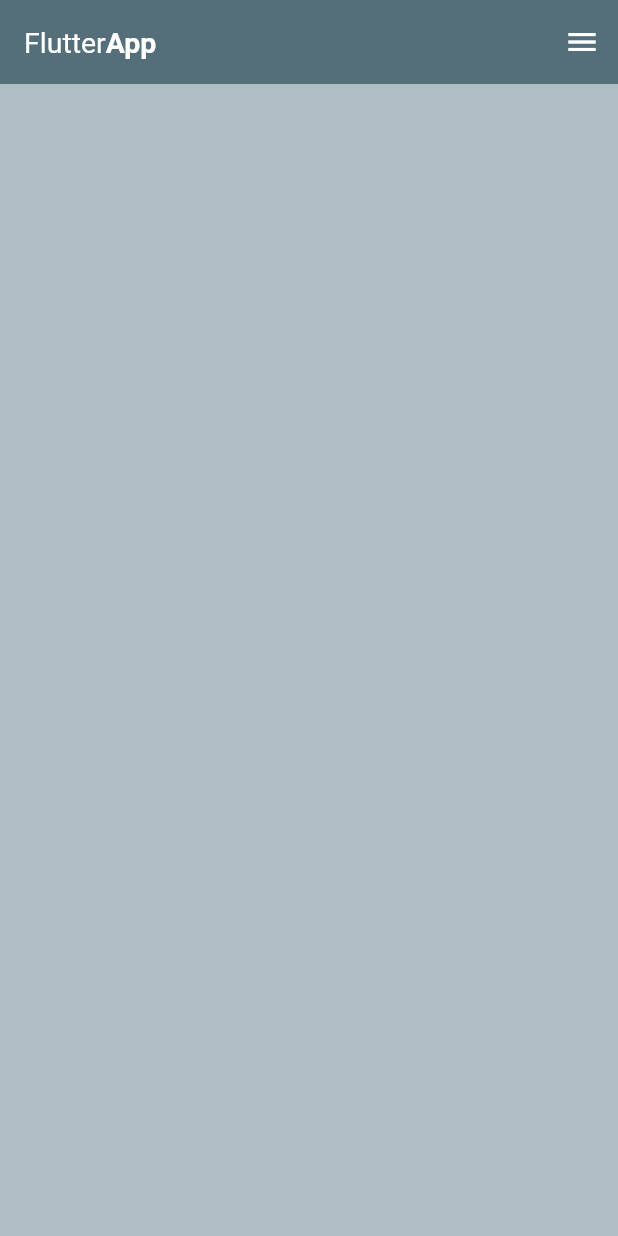
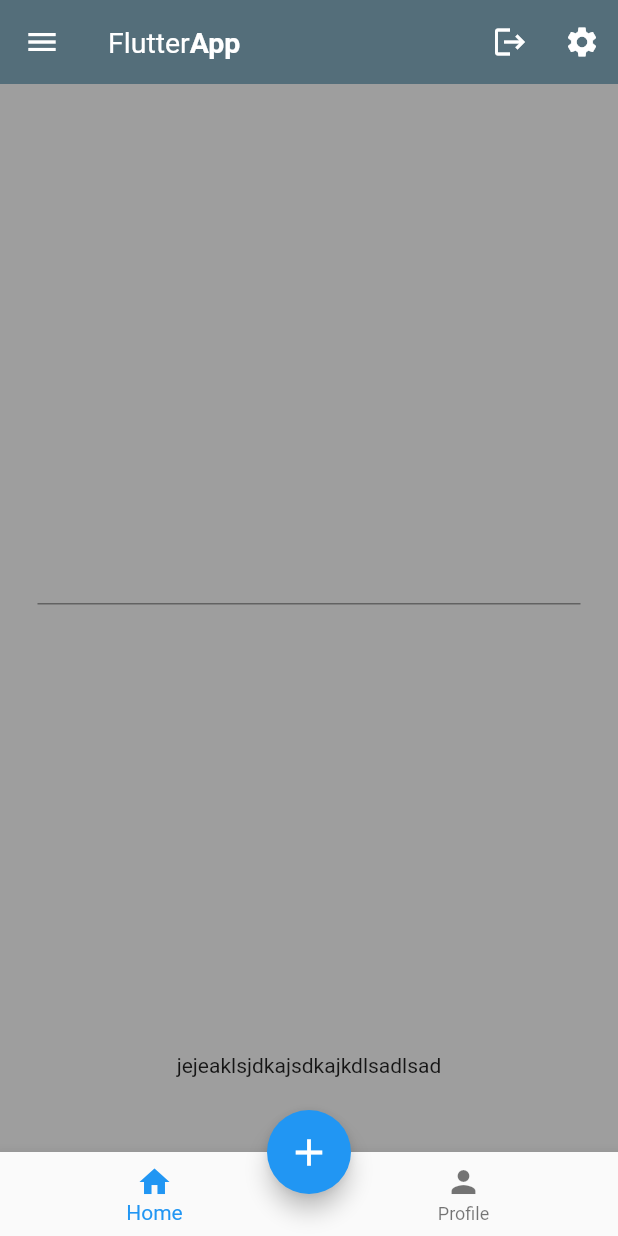
Before and after one commit to MUSAGETAH/flutter_curso_darwin, a Flutter app: the MyScaffold screen opened directly, on a phone screen of 412 x 824 dp. Run offline on Flutter 3.47's test engine with Material 2 defaults, Android fonts, the phone set to English and light mode, and no system bars.

```diff
--- a/lib/main.dart
+++ b/lib/main.dart
@@ -2,6 +2,7 @@ import 'package:flutter/material.dart';
 import 'package:native_demo/widgets/column.dart';
 import 'package:native_demo/widgets/container.dart';
 import 'package:native_demo/widgets/row.dart';
+import 'package:native_demo/widgets/safe_area.dart';
 import 'package:native_demo/widgets/scaffold.dart';
 import 'package:native_demo/widgets/stack.dart';
 import 'package:native_demo/widgets/text.dart';
@@ -17,7 +18,7 @@ class MyApp extends StatelessWidget {
   @override
   Widget build(BuildContext context) {
     return MaterialApp(
-      home: MyScaffold(),
+      home: MySafeArea(),
     );
   }
 }
--- a/lib/widgets/scaffold.dart
+++ b/lib/widgets/scaffold.dart
@@ -9,12 +9,64 @@ class MyScaffold extends StatelessWidget {
   @override
   Widget build(BuildContext context) {
     return Scaffold(
+      // la dimencion del container se define segun sus elementos hijos
+      body: Container(
+          width: double.infinity,
+          height: double.infinity,
+          color: Colors.grey,
+          child: Column(
+            children: const [
+              Expanded(
+                child: Center(
+                  child: Padding(
+                    padding: EdgeInsets.symmetric(horizontal: 25),
+                    child: TextField(),
+                  ),
+                ),
+              ),
+              Text('jejeaklsjdkajsdkajkdlsadlsad'),
+              SizedBox(
+                height: 50,
+              ),
+            ],
+          )),
+      // me sirve para que no se redimencione el body al abrir el teclado
+      // resizeToAvoidBottomInset: false,
       drawerEnableOpenDragGesture: false,
       endDrawerEnableOpenDragGesture: false,
       onEndDrawerChanged: (isOpen) {
         print(isOpen);
       },
-      endDrawer: Drawer(
+
+      // extiendo el body y queda mas abajo el cetro
+      // extendBody: true,
+
+      // si quiero que el body este por encima del footer y appbar
+      // extendBodyBehindAppBar: true,
+      // puedo pasar cualquier widget
+      floatingActionButton: FloatingActionButton(
+        child: const Icon(
+          Icons.add,
+          size: 30,
+        ),
+        onPressed: () {
+          print('fuego');
+        },
+      ),
+      bottomNavigationBar: BottomNavigationBar(
+        items: const [
+          BottomNavigationBarItem(
+            icon: Icon(Icons.home),
+            label: 'Home',
+          ),
+          BottomNavigationBarItem(
+            icon: Icon(Icons.person),
+            label: 'Profile',
+          ),
+        ],
+      ),
+      floatingActionButtonLocation: FloatingActionButtonLocation.centerDocked,
+      drawer: Drawer(
         elevation: 20,
         child: Column(
           children: const [
@@ -30,6 +82,19 @@ class MyScaffold extends StatelessWidget {
       ),
       backgroundColor: const Color(0xffafbdc4),
       appBar: AppBar(
+        actions: [
+          IconButton(
+            onPressed: () {},
+            icon: Icon(
+              Icons.logout,
+            ),
+          ),
+          IconButton(
+              onPressed: () {},
+              icon: Icon(
+                Icons.settings,
+              )),
+        ],
         systemOverlayStyle: const SystemUiOverlayStyle(
           statusBarBrightness: Brightness.light,
         ),
```
Also changed, not shown: lib/widgets/safe_area.dart (added, +44 -0 lines).
